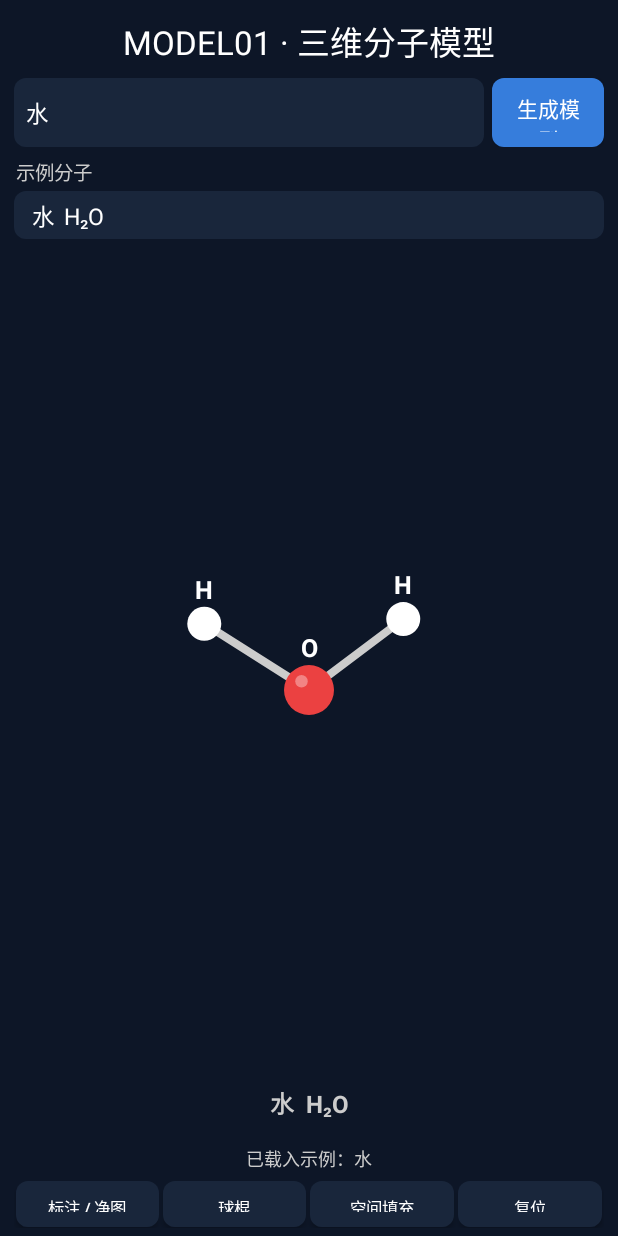
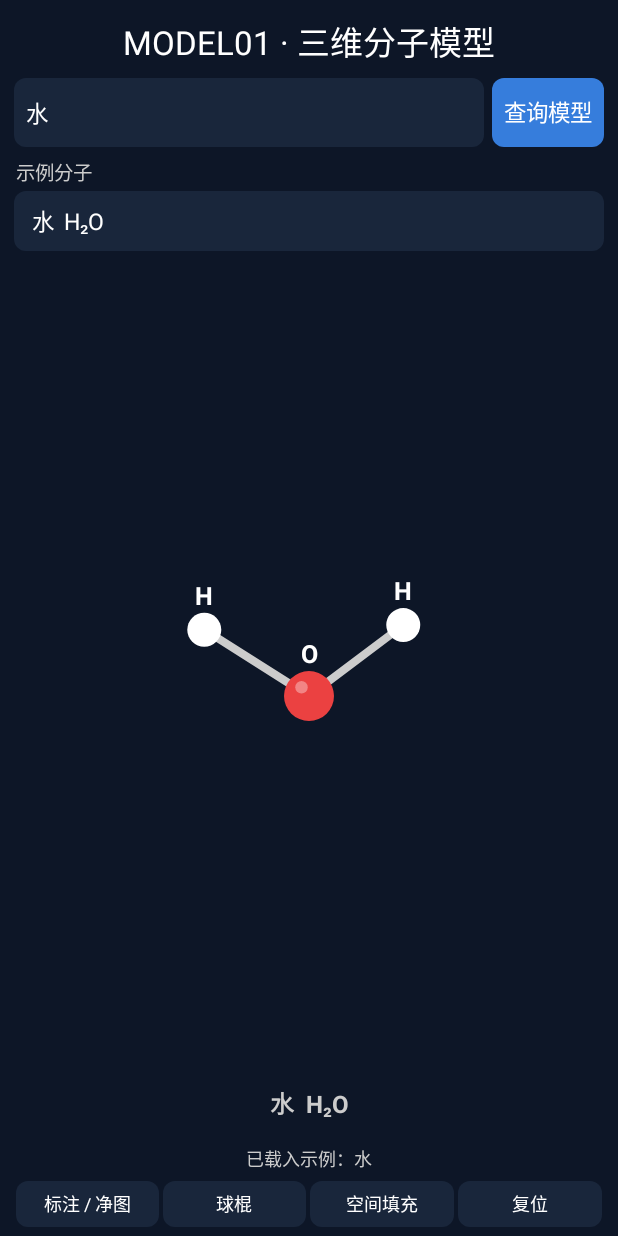
Before and after one commit to kuyubu999-afk/MODEL01, an Android app: the screen it shows after launch (MainActivity), on a phone screen of 412 x 824 dp. Run offline under Robolectric (Android 15) with nearby library versions, the phone set to English and light mode, and no system bars.

Commit message:
Fix molecule lookup by CID and improve visible controls

```diff
--- a/app/src/main/java/com/model01/molecule/MainActivity.kt
+++ b/app/src/main/java/com/model01/molecule/MainActivity.kt
@@ -9,6 +9,7 @@ import kotlin.math.*
 import java.net.HttpURLConnection
 import java.net.URL
 import java.net.URLEncoder
+import org.json.JSONObject
 
 data class Atom(val element:String,val x:Float,val y:Float,val z:Float)
 data class Bond(val a:Int,val b:Int)
@@ -64,10 +65,9 @@ class MainActivity:Activity(){
             setPadding(12,0,12,0);background=rounded(panel)
         }
         inputRow.addView(input,LinearLayout.LayoutParams(0,69,1f))
-        val search=Button(this).apply{
-            text="生成模型";textSize=14f;setTextColor(Color.WHITE)
-            background=rounded(accent);isAllCaps=false
-            setOnClickListener{loadInput()}
+        val search=TextView(this).apply{
+            text="查询模型";textSize=15f;setTextColor(Color.WHITE);gravity=Gravity.CENTER
+            background=rounded(accent);setOnClickListener{loadInput()}
         }
         inputRow.addView(search,LinearLayout.LayoutParams(112,69).apply{leftMargin=8})
         root.addView(inputRow,LinearLayout.LayoutParams(-1,-2))
@@ -93,7 +93,7 @@ class MainActivity:Activity(){
         }
         adapter.setDropDownViewResource(android.R.layout.simple_spinner_dropdown_item)
         spinner.adapter=adapter
-        root.addView(spinner,LinearLayout.LayoutParams(-1,48))
+        root.addView(spinner,LinearLayout.LayoutParams(-1,60))
 
         viewer=MoleculeView(this,samples[0])
         root.addView(viewer,LinearLayout.LayoutParams(-1,0,1f))
@@ -108,9 +108,9 @@ class MainActivity:Activity(){
             orientation=LinearLayout.HORIZONTAL;gravity=Gravity.CENTER
         }
         fun button(label:String,action:()->Unit){
-            val b=Button(this).apply{
-                text=label;setTextSize(11f);setTextColor(Color.WHITE)
-                isAllCaps=false;background=rounded(panel);setOnClickListener{action()}
+            val b=TextView(this).apply{
+                text=label;textSize=12f;setTextColor(Color.WHITE);gravity=Gravity.CENTER
+                background=rounded(panel);setOnClickListener{action()}
             }
             row.addView(b,LinearLayout.LayoutParams(0,46,1f).apply{setMargins(2,0,2,0)})
         }
@@ -138,24 +138,29 @@ class MainActivity:Activity(){
         val normalized=query.replace("₂","2").replace("₃","3").replace("₄","4").replace("₅","5").replace("₆","6").replace("₇","7").replace("₈","8").replace("₉","9").replace("₀","0").replace(" ","")
         val found=samples.firstOrNull{it.name.equals(query,true)||it.formula.replace("₂","2").replace("₃","3").replace("₄","4").replace("₆","6").equals(normalized,true)}
         if(found!=null){viewer.molecule=found;info.text="已载入：${found.name}（内置模型）";viewer.reset();viewer.invalidate();return}
-        info.text="正在查询 PubChem 化合物数据库…"
+        val isFormula=Regex("(?:[A-Z][a-z]?[0-9]*)+").matches(normalized)
+        info.text="正在数据库检索并解析化学结构…"
         Thread {
             try {
-                val encoded=URLEncoder.encode(query,"UTF-8").replace("+","%20")
+                val encoded=URLEncoder.encode(if(isFormula) normalized else query,"UTF-8").replace("+","%20")
+                val searchType=if(isFormula)"fastformula" else "name"
+                val cidsJson=downloadText("https://pubchem.ncbi.nlm.nih.gov/rest/pug/compound/$searchType/$encoded/cids/JSON")
+                val cid=JSONObject(cidsJson).getJSONObject("IdentifierList").getJSONArray("CID").getInt(0)
+                val sdfUrl="https://pubchem.ncbi.nlm.nih.gov/rest/pug/compound/cid/$cid/record/SDF"
                 val (sdf,dimension)=try {
-                    downloadText("https://pubchem.ncbi.nlm.nih.gov/rest/pug/compound/name/$encoded/record/SDF?record_type=3d") to "3D"
+                    downloadText("$sdfUrl?record_type=3d") to "三维结构"
                 } catch (_:Exception) {
-                    downloadText("https://pubchem.ncbi.nlm.nih.gov/rest/pug/compound/name/$encoded/record/SDF?record_type=2d") to "2D平面结构"
+                    downloadText("$sdfUrl?record_type=2d") to "二维结构"
                 }
                 val molecule=parseSdf(sdf,query)
                 runOnUiThread {
                     viewer.molecule=molecule
-                    info.text="已载入 PubChem 结构：${molecule.name} · $dimension"
+                    info.text="已载入数据库结构 · CID $cid · $dimension（分子式检索可能有多个异构体，当前显示首个匹配项）"
                     viewer.reset();viewer.invalidate()
                 }
-            } catch (_:Exception) {
+            } catch (e:Exception) {
                 runOnUiThread {
-                    info.text="数据库未返回可用的3D结构。可换英文名/分子式；不会用虚构排列冒充真实结构。"
+                    info.text="查询失败：数据库没有匹配结果或暂时无法连接。可尝试英文名称、准确分子式，或稍后重试。"
                 }
             }
         }.start()
```
